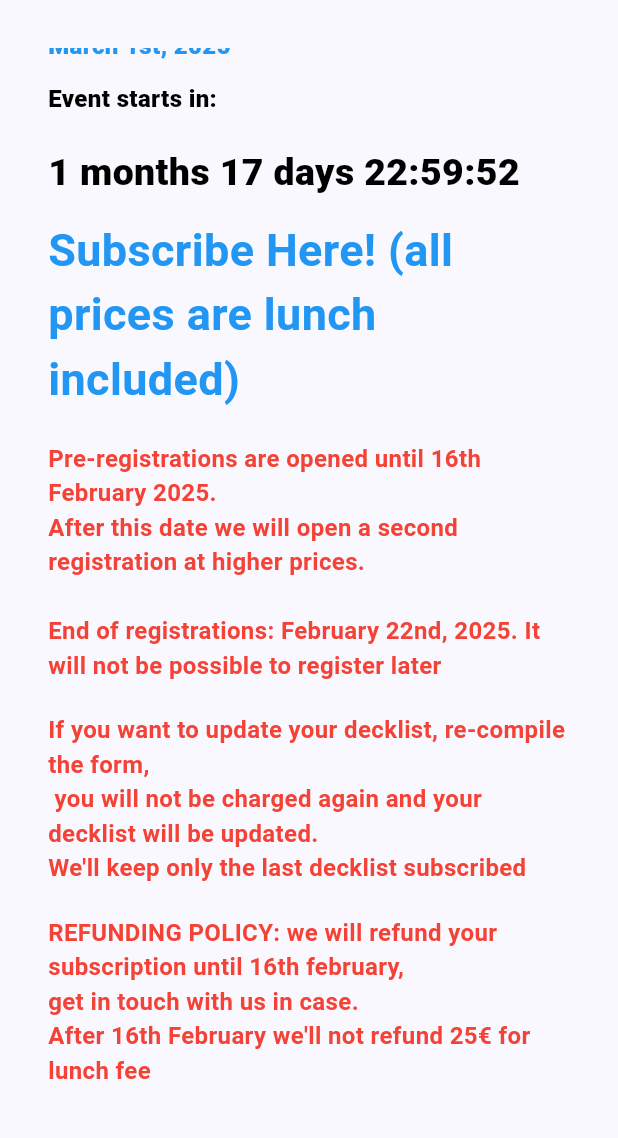
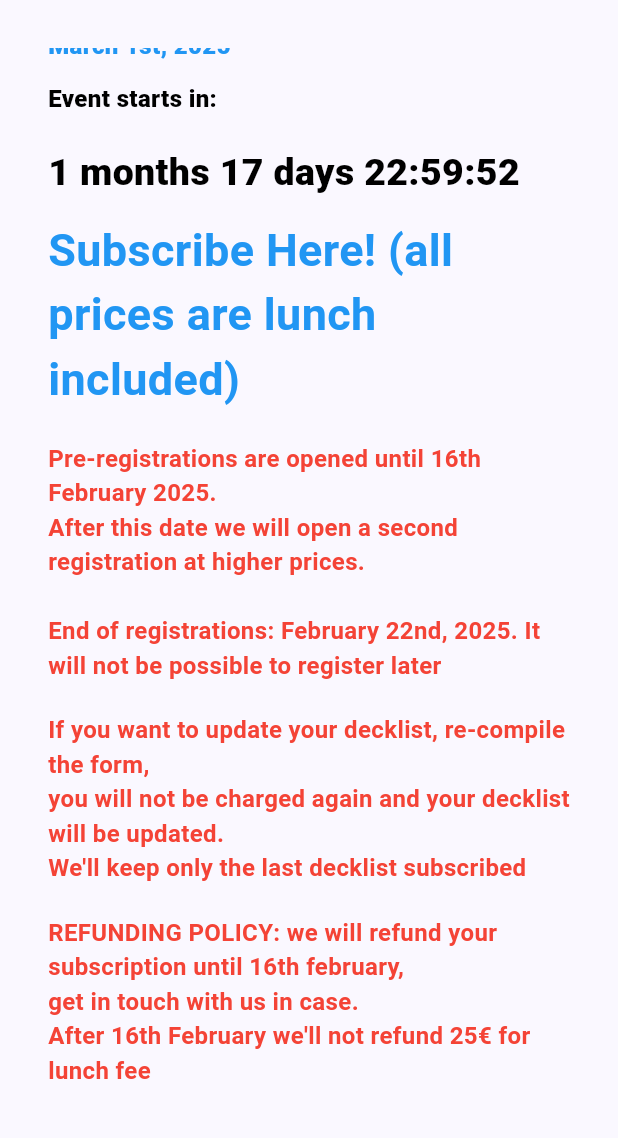
Before and after one commit to SimoParmeg/vtesitaly, a Flutter app: the screen it shows after launch, scrolled down 576 dp, on a phone screen of 412 x 824 dp, the part 84-1222 px from its top. Run offline on Flutter 3.47's test engine with Material 3 defaults, Android fonts, the phone set to English and light mode, and no system bars.

Commit message:
typo fix

```diff
--- a/vtesitaly/lib/views/rows/event.dart
+++ b/vtesitaly/lib/views/rows/event.dart
@@ -244,7 +244,7 @@ class _EventRowState extends State<EventRow> {
           height: 20
         ),
         const Text(
-          """If you want to update your decklist, re-compile the form,\n you will not be charged again and your decklist will be updated.\nWe'll keep only the last decklist subscribed""",
+          """If you want to update your decklist, re-compile the form,\nyou will not be charged again and your decklist will be updated.\nWe'll keep only the last decklist subscribed""",
           style: TextStyle(
             fontSize: 16,
             fontWeight: FontWeight.w700,
```
